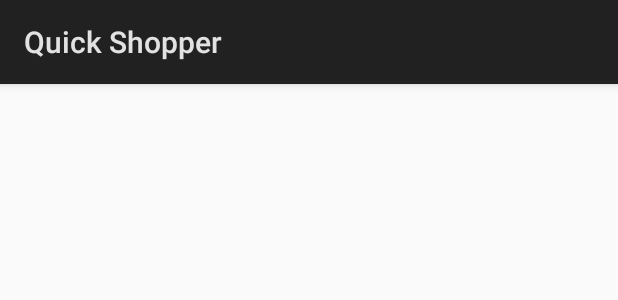
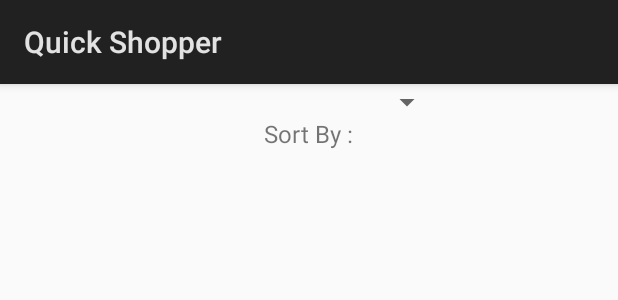
Before and after one commit to lasangamadushan/Quick-Shopper, an Android app: the layout activity_results.xml on its own in the app's theme, with its tools: preview values and no code run, on a phone screen of 412 x 824 dp. Shown: the top 300 px of the screen. Run offline under Robolectric (Android 15) with nearby library versions, the phone set to English and light mode, and no system bars.

Commit message:
added Sorting

```diff
--- a/app/src/main/res/layout/activity_results.xml
+++ b/app/src/main/res/layout/activity_results.xml
@@ -1,7 +1,43 @@
 <?xml version="1.0" encoding="utf-8"?>
 <LinearLayout
-    xmlns:android="http://schemas.android.com/apk/res/android" android:layout_width="match_parent"
-    android:layout_height="match_parent">
+    xmlns:android="http://schemas.android.com/apk/res/android"
+    xmlns:tools="http://schemas.android.com/tools"
+    android:layout_width="match_parent"
+    android:layout_height="match_parent"
+    android:orientation="vertical">
+
+    <LinearLayout
+        android:layout_width="match_parent"
+        android:layout_height="wrap_content"
+        android:orientation="horizontal">
+
+        <LinearLayout
+            android:layout_width="match_parent"
+            android:layout_height="match_parent"
+            android:layout_weight="1"
+            android:gravity="right"
+            android:paddingTop="10dp">
+
+            <TextView
+                android:layout_width="wrap_content"
+                android:layout_height="wrap_content"
+                android:padding="12dp"
+                android:text="Sort By :"
+                android:textSize="16dp" />
+        </LinearLayout>
+
+        <LinearLayout
+            android:layout_width="match_parent"
+            android:layout_height="match_parent"
+            android:layout_weight="1.5">
+
+            <Spinner
+                android:id="@+id/sortSpinner"
+                android:layout_width="wrap_content"
+                android:layout_height="wrap_content"></Spinner>
+        </LinearLayout>
+
+    </LinearLayout>
 
     <ListView
         android:id="@+id/results"
```
Also changed, not shown: app/src/main/java/com/mobilecomputing/quickshopper/com/mobilecomputing/quickshopper/results/ResultsActivity.kt (+33 -7 lines).
